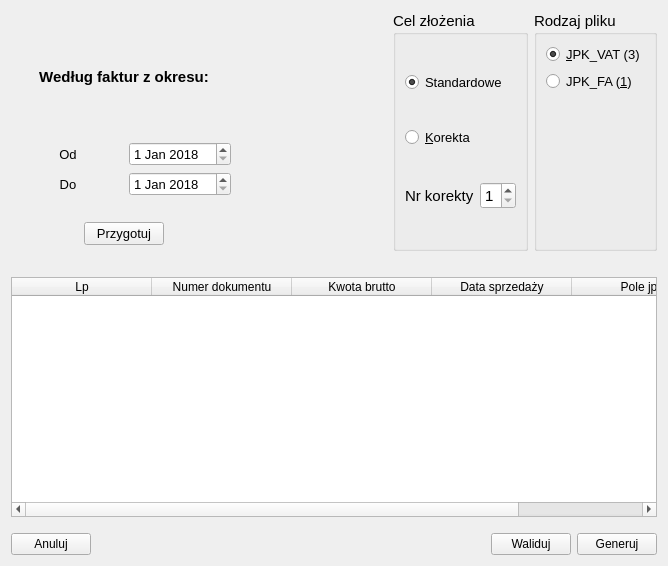
The window that ui/saftfile.ui (juliagoda/qfaktury) describes before a commit, drawn with Qt 5.
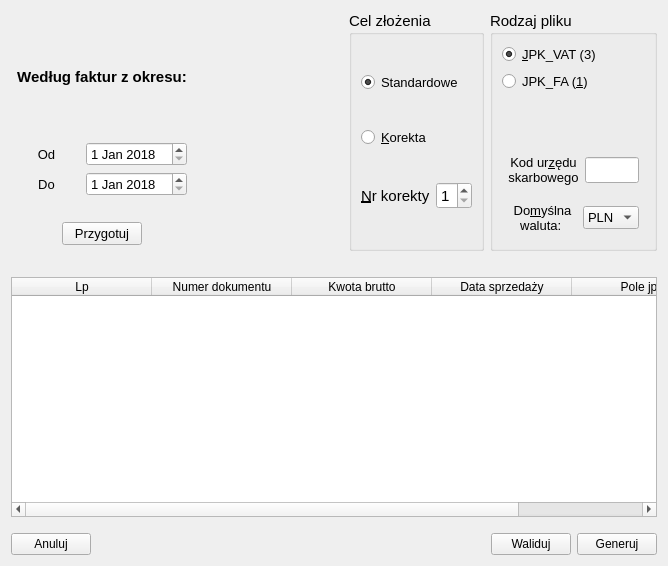
The same window after the commit.

```diff
--- a/ui/saftfile.ui
+++ b/ui/saftfile.ui
@@ -270,7 +270,7 @@
               <item>
                <widget class="QLabel" name="corrNrLabel">
                 <property name="text">
-                 <string>Nr korekty</string>
+                 <string>&amp;Nr korekty</string>
                 </property>
                 <property name="buddy">
                  <cstring>correctionJpkNr</cstring>
@@ -361,6 +361,109 @@
               </property>
              </spacer>
             </item>
+            <item>
+             <layout class="QHBoxLayout" name="horizontalLayout_9">
+              <property name="leftMargin">
+               <number>6</number>
+              </property>
+              <property name="topMargin">
+               <number>6</number>
+              </property>
+              <property name="rightMargin">
+               <number>6</number>
+              </property>
+              <property name="bottomMargin">
+               <number>6</number>
+              </property>
+              <item>
+               <widget class="QLabel" name="codeTaxOfficeLab">
+                <property name="font">
+                 <font>
+                  <pointsize>10</pointsize>
+                 </font>
+                </property>
+                <property name="text">
+                 <string>Kod ur&amp;zędu skarbowego</string>
+                </property>
+                <property name="alignment">
+                 <set>Qt::AlignCenter</set>
+                </property>
+                <property name="wordWrap">
+                 <bool>true</bool>
+                </property>
+                <property name="buddy">
+                 <cstring>codeTaxOffice</cstring>
+                </property>
+               </widget>
+              </item>
+              <item>
+               <widget class="QLineEdit" name="codeTaxOffice">
+                <property name="inputMask">
+                 <string>0000</string>
+                </property>
+                <property name="maxLength">
+                 <number>4</number>
+                </property>
+               </widget>
+              </item>
+             </layout>
+            </item>
+            <item>
+             <layout class="QHBoxLayout" name="horizontalLayout_8">
+              <property name="leftMargin">
+               <number>6</number>
+              </property>
+              <property name="topMargin">
+               <number>6</number>
+              </property>
+              <property name="rightMargin">
+               <number>6</number>
+              </property>
+              <property name="bottomMargin">
+               <number>6</number>
+              </property>
+              <item>
+               <widget class="QLabel" name="labelComboCurr">
+                <property name="font">
+                 <font>
+                  <pointsize>10</pointsize>
+                 </font>
+                </property>
+                <property name="text">
+                 <string>Do&amp;myślna waluta: </string>
+                </property>
+                <property name="alignment">
+                 <set>Qt::AlignCenter</set>
+                </property>
+                <property name="wordWrap">
+                 <bool>true</bool>
+                </property>
+                <property name="buddy">
+                 <cstring>currCombo</cstring>
+                </property>
+               </widget>
+              </item>
+              <item>
+               <widget class="QComboBox" name="currCombo">
+                <property name="font">
+                 <font>
+                  <pointsize>10</pointsize>
+                 </font>
+                </property>
+                <item>
+                 <property name="text">
+                  <string>PLN</string>
+                 </property>
+                </item>
+                <item>
+                 <property name="text">
+                  <string>EUR</string>
+                 </property>
+                </item>
+               </widget>
+              </item>
+             </layout>
+            </item>
            </layout>
           </widget>
          </item>
```
